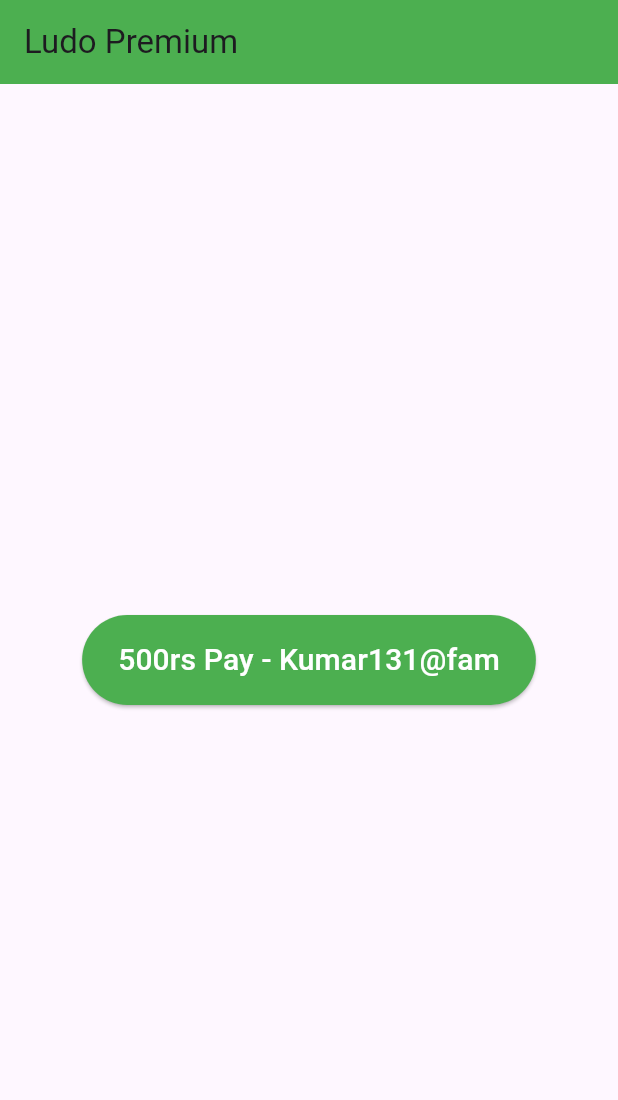
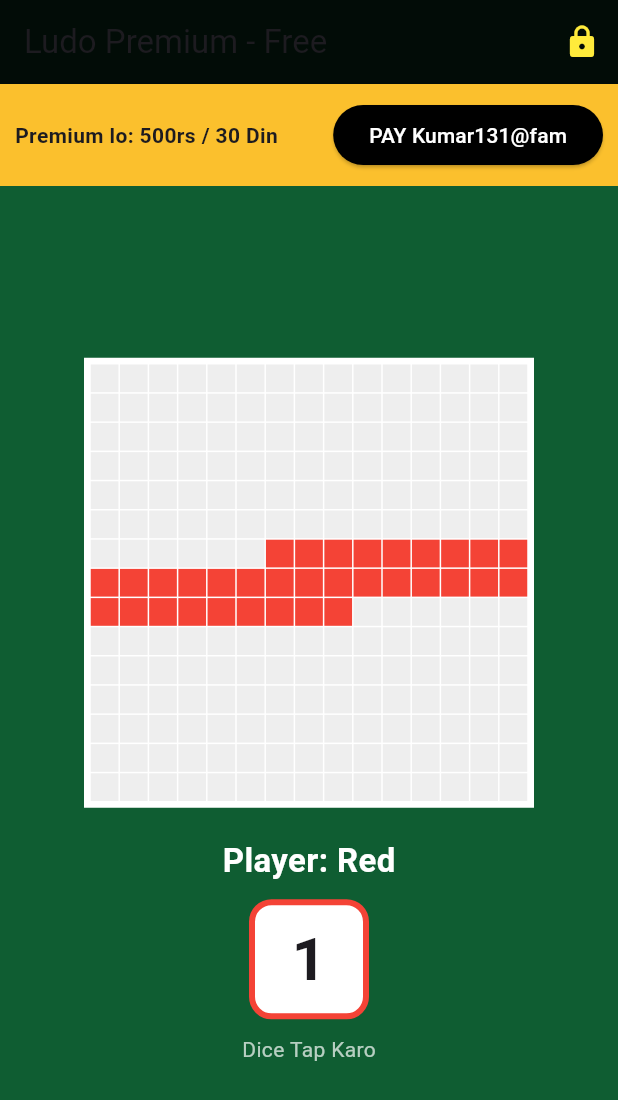
Before and after one commit to rohitsinghindian91/ludo-premium, a Flutter app: the screen it shows after launch, on a phone screen of 412 x 824 dp. Shown: the top 1100 px of the screen. Run offline on Flutter 3.47's test engine with Material 3 defaults, Android fonts, the phone set to English and light mode, and no system bars; our stand-ins replace firebase_core; accounts and stored records are empty.

Commit message:
Update main.dart

```diff
--- a/lib/main.dart
+++ b/lib/main.dart
@@ -1,24 +1,89 @@
 import 'package:flutter/material.dart';
 import 'package:url_launcher/url_launcher.dart';
+import 'dart:math';
 
-void main() => runApp(MaterialApp(debugShowCheckedModeBanner: false, home: PayScreen()));
+void main() => runApp(MaterialApp(debugShowCheckedModeBanner: false, home: LudoApp()));
 
-class PayScreen extends StatelessWidget {
-  final upi = "Kumar131@fam";
-  void pay() async {
-    final uri = Uri.parse("upi://pay?pa=$upi&pn=Ludo Premium&am=500&cu=INR&tn=Premium 30 Days");
-    await launchUrl(uri, mode: LaunchMode.externalApplication);
+class LudoApp extends StatefulWidget { @override _LudoAppState createState() => _LudoAppState(); }
+
+class _LudoAppState extends State<LudoApp> {
+  String upiId = "Kumar131@fam";
+  bool isPremium = false;
+  int dice = 1;
+  int currentPlayer = 0;
+  List<String> players = ["Red", "Green", "Yellow", "Blue"];
+  List<Color> colors = [Colors.red, Colors.green, Colors.orange, Colors.blue];
+
+  void rollDice() {
+    setState(() {
+      dice = Random().nextInt(6) + 1;
+      currentPlayer = (currentPlayer + 1) % 4;
+    });
   }
+
+  void payForPremium() async {
+    final uri = Uri.parse("upi://pay?pa=$upiId&pn=Ludo Premium&am=500&cu=INR&tn=Premium 30 Days");
+    if (await canLaunchUrl(uri)) {
+      await launchUrl(uri, mode: LaunchMode.externalApplication);
+      setState(() => isPremium = true); // Payment ke baad unlock
+    }
+  }
+
   @override
   Widget build(BuildContext context) {
     return Scaffold(
-      appBar: AppBar(title: Text("Ludo Premium"), backgroundColor: Colors.green),
-      body: Center(
-        child: ElevatedButton(
-          onPressed: pay,
-          style: ElevatedButton.styleFrom(backgroundColor: Colors.green, minimumSize: Size(250,60)),
-          child: Text("500rs Pay - $upi", style: TextStyle(fontSize: 20, color: Colors.white)),
-        ),
+      backgroundColor: Color(0xFF0F5D32),
+      appBar: AppBar(
+        title: Text(isPremium? "Ludo Premium - Active" : "Ludo Premium - Free"),
+        backgroundColor: Colors.black87,
+        actions: [if(!isPremium) IconButton(onPressed: payForPremium, icon: Icon(Icons.lock, color: Colors.yellow))],
+      ),
+      body: Column(
+        children: [
+          if(!isPremium) Container(
+            color: Colors.yellow[700], padding: EdgeInsets.all(10),
+            child: Row(
+              children: [
+                Expanded(child: Text("Premium lo: 500rs / 30 Din", style: TextStyle(fontWeight: FontWeight.bold))),
+                ElevatedButton(onPressed: payForPremium, child: Text("PAY $upiId"), style: ElevatedButton.styleFrom(backgroundColor: Colors.black, foregroundColor: Colors.white))
+              ],
+            ),
+          ),
+          Expanded(
+            child: Center(
+              child: Column(
+                mainAxisAlignment: MainAxisAlignment.center,
+                children: [
+                  Container(
+                    width: 300, height: 300,
+                    decoration: BoxDecoration(border: Border.all(color: Colors.white, width: 4), color: Colors.white),
+                    child: GridView.builder(
+                      gridDelegate: SliverGridDelegateWithFixedCrossAxisCount(crossAxisCount: 15),
+                      itemCount: 225,
+                      itemBuilder: (c,i) {
+                        bool isCenter = (i>=96 && i<=128);
+                        return Container(margin: EdgeInsets.all(0.5), color: isCenter? colors[currentPlayer] : Colors.grey[200]);
+                      },
+                    ),
+                  ),
+                  SizedBox(height: 20),
+                  Text("Player: ${players[currentPlayer]}", style: TextStyle(color: Colors.white, fontSize: 22, fontWeight: FontWeight.bold)),
+                  SizedBox(height: 10),
+                  GestureDetector(
+                    onTap: rollDice,
+                    child: Container(
+                      width: 80, height: 80,
+                      decoration: BoxDecoration(color: Colors.white, borderRadius: BorderRadius.circular(15), border: Border.all(color: colors[currentPlayer], width: 4)),
+                      child: Center(child: Text("$dice", style: TextStyle(fontSize: 40, fontWeight: FontWeight.bold))),
+                    ),
+                  ),
+                  SizedBox(height: 10),
+                  Text("Dice Tap Karo", style: TextStyle(color: Colors.white70)),
+                ],
+              ),
+            ),
+          ),
+        ],
       ),
     );
   }
```
